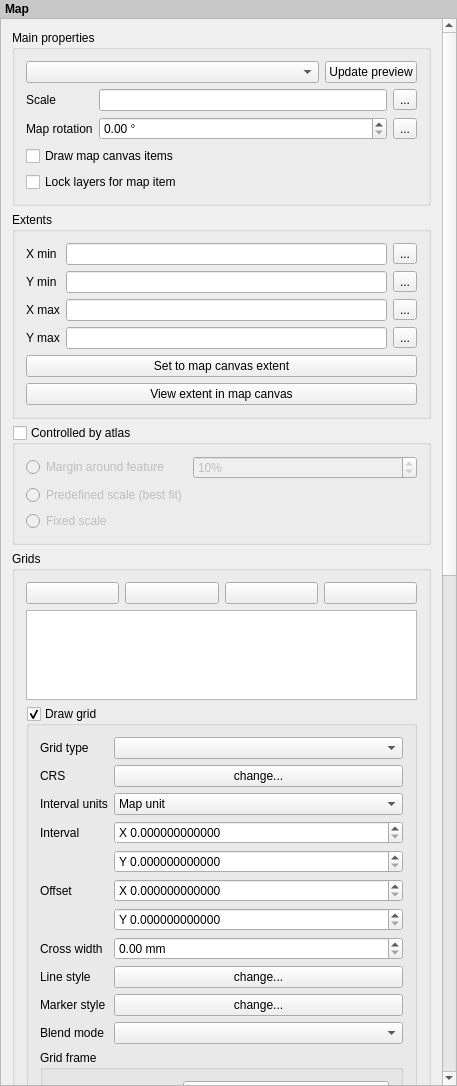
Before: the Qt Designer form src/ui/qgscomposermapwidgetbase.ui in carsmie/QGIS, drawn with Qt 5.
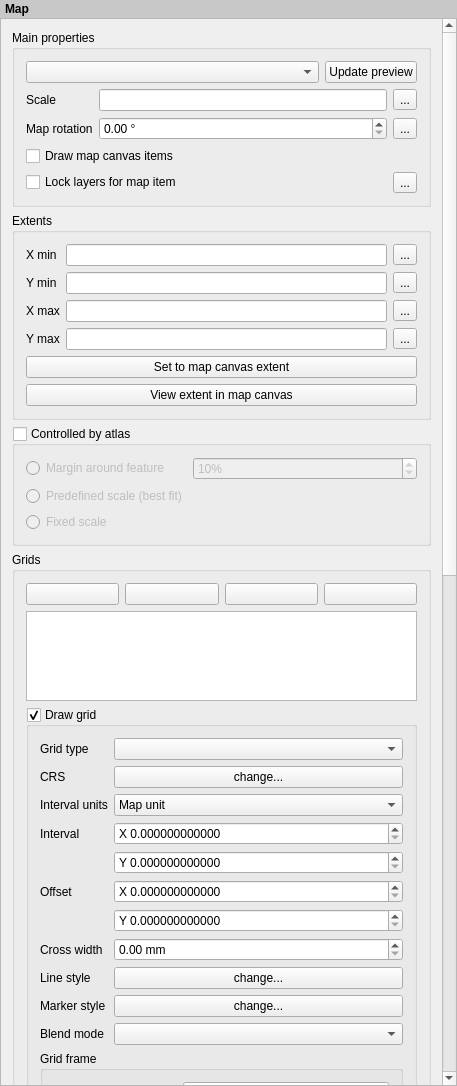
After: the same form once the commit is applied. Icons and pictures are not drawn. Custom widgets are drawn as their Qt base class.

Commit message: [FEATURE] Access to visibility groups in map composer

What changed in the file:
```diff
--- a/src/ui/qgscomposermapwidgetbase.ui
+++ b/src/ui/qgscomposermapwidgetbase.ui
@@ -54,9 +54,9 @@
       <property name="geometry">
        <rect>
         <x>0</x>
-        <y>-628</y>
-        <width>444</width>
-        <height>2231</height>
+        <y>0</y>
+        <width>447</width>
+        <height>2274</height>
        </rect>
       </property>
       <property name="sizePolicy">
@@ -77,7 +77,7 @@
          <property name="collapsed" stdset="0">
           <bool>false</bool>
          </property>
-         <layout class="QFormLayout" name="formLayout">
+         <layout class="QGridLayout" name="gridLayout_5">
           <item row="0" column="0" colspan="2">
            <layout class="QHBoxLayout" name="horizontalLayout_2">
             <item>
@@ -163,17 +163,44 @@
            </widget>
           </item>
           <item row="4" column="0" colspan="2">
-           <widget class="QCheckBox" name="mKeepLayerListCheckBox">
-            <property name="sizePolicy">
-             <sizepolicy hsizetype="Preferred" vsizetype="Maximum">
-              <horstretch>0</horstretch>
-              <verstretch>0</verstretch>
-             </sizepolicy>
-            </property>
-            <property name="text">
-             <string>Lock layers for map item</string>
-            </property>
-           </widget>
+           <layout class="QHBoxLayout" name="horizontalLayout_10">
+            <item>
+             <widget class="QCheckBox" name="mKeepLayerListCheckBox">
+              <property name="sizePolicy">
+               <sizepolicy hsizetype="Preferred" vsizetype="Maximum">
+                <horstretch>0</horstretch>
+                <verstretch>0</verstretch>
+               </sizepolicy>
+              </property>
+              <property name="text">
+               <string>Lock layers for map item</string>
+              </property>
+             </widget>
+            </item>
+            <item>
+             <spacer name="horizontalSpacer">
+              <property name="orientation">
+               <enum>Qt::Horizontal</enum>
+              </property>
+              <property name="sizeHint" stdset="0">
+               <size>
+                <width>40</width>
+                <height>20</height>
+               </size>
+              </property>
+             </spacer>
+            </item>
+            <item>
+             <widget class="QToolButton" name="mLayerListFromGroupButton">
+              <property name="text">
+               <string>...</string>
+              </property>
+              <property name="popupMode">
+               <enum>QToolButton::InstantPopup</enum>
+              </property>
+             </widget>
+            </item>
+           </layout>
           </item>
          </layout>
         </widget>
```
Left out of the diff: 79 changed lines with no effect on the pictures. The commit also changes 5 other files.
